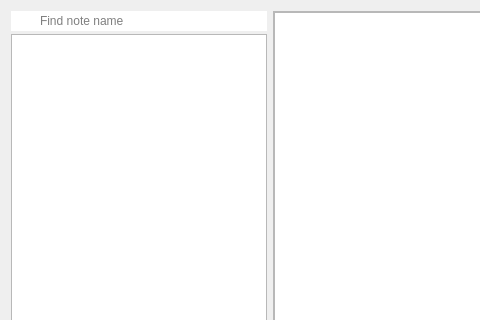
Old version of the form src/dialogs/trashdialog.ui in the repository pbek/QOwnNotes; both pictures show x 0 to 480 and y 0 to 320 of the 991 by 658 pixel window.
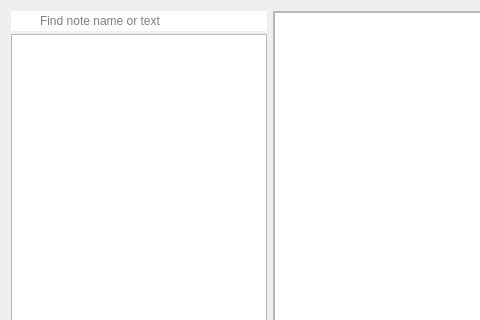
New version of the form. Icons and pictures are not drawn. Custom widgets are drawn as their Qt base class.

Commit message: #3823 trash: search note text and highlight matches

What changed in the file:
```diff
--- a/src/dialogs/trashdialog.ui
+++ b/src/dialogs/trashdialog.ui
@@ -52,7 +52,7 @@
 </string>
           </property>
           <property name="placeholderText">
-           <string>Find note name</string>
+           <string>Find note name or text</string>
           </property>
           <property name="clearButtonEnabled">
            <bool>true</bool>
```
The commit also changes 10 other files.
